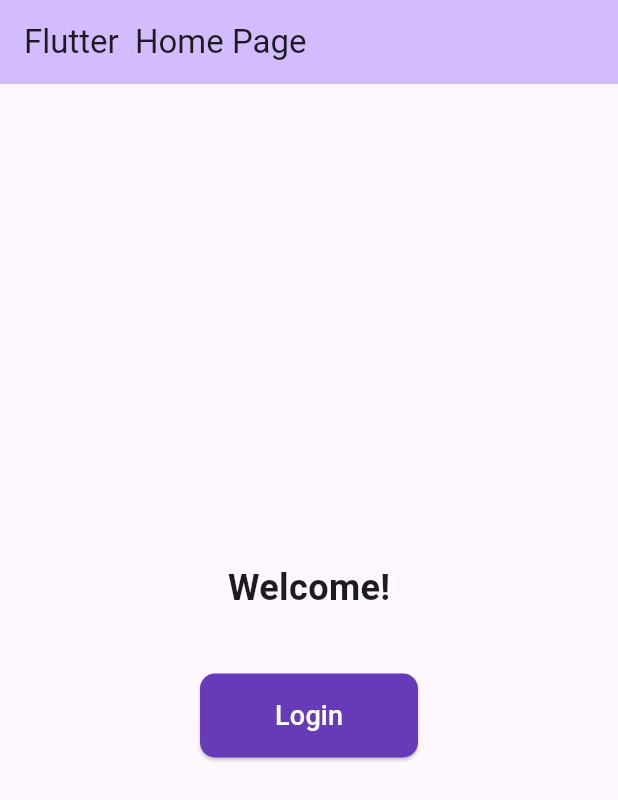
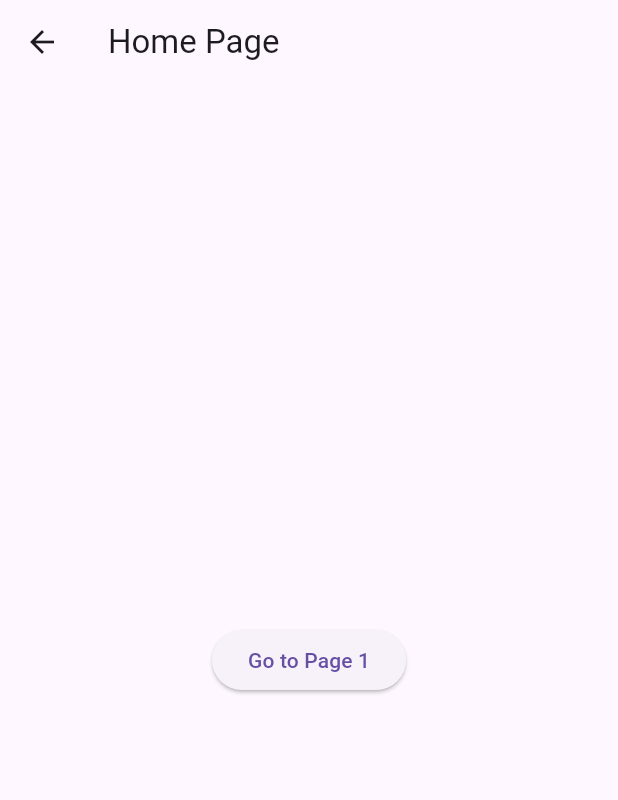
Before and after one commit to gowthamkollapudi123-commits/first_-project, a Flutter app: the screen it shows after launch, on a phone screen of 412 x 824 dp. Shown: the top 800 px of the screen. Run offline on Flutter 3.47's test engine with Material 3 defaults, Android fonts, the phone set to English and light mode, and no system bars.

Commit message:
Added multi-page navigation with routes: HomePage, PageOne, and PageTwo

```diff
--- /dev/null
+++ b/lib/home_page.dart
@@ -0,0 +1,24 @@
+import 'package:flutter/material.dart';
+import 'pageone.dart';
+
+class HomePage extends StatelessWidget {
+  const HomePage({super.key});
+
+  @override
+  Widget build(BuildContext context) {
+    return Scaffold(
+      appBar: AppBar(title: const Text("Home Page")),
+      body: Center(
+        child: ElevatedButton(
+          child: const Text("Go to Page 1"),
+          onPressed: () {
+            Navigator.push(
+              context,
+              MaterialPageRoute(builder: (context) => const PageOne()),
+            );
+          },
+        ),
+      ),
+    );
+  }
+}
--- a/lib/main.dart
+++ b/lib/main.dart
@@ -1,5 +1,7 @@
 import 'package:flutter/material.dart';
-import 'scrren_one.dart';
+import 'package:flutter_application_1/page_two.dart';
+import 'package:flutter_application_1/pageone.dart';
+import 'home_page.dart';
 
 void main() {
   runApp(const MyApp());
@@ -7,69 +9,20 @@ void main() {
 
 class MyApp extends StatelessWidget {
   const MyApp({super.key});
+
   @override
   Widget build(BuildContext context) {
     return MaterialApp(
       debugShowCheckedModeBanner: false,
-      title: 'Flutter Demo',
-      theme: ThemeData(
-        colorScheme: ColorScheme.fromSeed(seedColor: Colors.deepPurple),
-      ),
-      home: const MyHomePage(title: 'Flutter  Home Page'),
+      title: 'GitHub Practice App',
+      theme: ThemeData(primarySwatch: Colors.blue),
+      home: const HomePage(),
+      initialRoute: '/home',
+      routes: {
+        '/home': (context) => const HomePage(),
+        '/pageone': (context) => const PageOne(),
+        '/pagetwo': (context) => const PageTwo(),
+      },
     );
   }
 }
-
-class MyHomePage extends StatefulWidget {
-  const MyHomePage({super.key, required this.title});
-
-  final String title;
-
-  @override
-  State<MyHomePage> createState() => _MyHomePageState();
-}
-
-class _MyHomePageState extends State<MyHomePage> {
-  @override
-  Widget build(BuildContext context) {
-    return Scaffold(
-      appBar: AppBar(
-        backgroundColor: Theme.of(context).colorScheme.inversePrimary,
-        title: Text(widget.title),
-      ),
-      body: Center(
-        child: Column(
-          mainAxisAlignment: MainAxisAlignment.center,
-          children: [
-            const Text(
-              'Welcome!',
-              style: TextStyle(fontSize: 24, fontWeight: FontWeight.bold),
-            ),
-            const SizedBox(height: 40),
-            // Login Butto
-            ElevatedButton(
-              onPressed: () {
-                Navigator.push(
-                  context,
-                  MaterialPageRoute(builder: (context) => const ScreenOne()),
-                );
-              },
-              style: ElevatedButton.styleFrom(
-                backgroundColor: Colors.deepPurple,
-                foregroundColor: Colors.white,
-                padding: const EdgeInsets.symmetric(
-                  horizontal: 50,
-                  vertical: 15,
-                ),
-                shape: RoundedRectangleBorder(
-                  borderRadius: BorderRadius.circular(10),
-                ),
-              ),
-              child: const Text('Login', style: TextStyle(fontSize: 18)),
-            ),
-          ],
-        ),
-      ),
-    );
-  }
-}
--- /dev/null
+++ b/lib/page_two.dart
@@ -0,0 +1,15 @@
+import 'package:flutter/material.dart';
+
+class PageTwo extends StatelessWidget {
+  const PageTwo({super.key});
+
+  @override
+  Widget build(BuildContext context) {
+    return Scaffold(
+      appBar: AppBar(title: const Text("Page 2")),
+      body: const Center(
+        child: Text("This is Page 2", style: TextStyle(fontSize: 22)),
+      ),
+    );
+  }
+}
```
Also changed, not shown: lib/pageone.dart (added, +24 -0 lines), lib/scrren_one.dart (deleted, +0 -104 lines).
